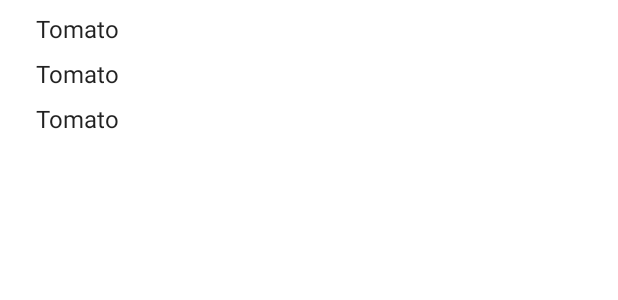
After one commit to TheVigor/DembelIsComing, an Android app: the layout fragment_drill.xml on its own in the app's theme, with its tools: preview values and no code run, on a phone screen of 412 x 824 dp. The commit adds this screen. Shown: the top 300 px of the screen. Run offline under Robolectric (Android 15) with nearby library versions, the phone set to English and light mode, and no system bars.

Commit message:
added drill document adapter and recycler, diff callback, view model in drill dock fragment, fixed bug in seed database worker

```diff
--- a/app/src/main/java/com/noble/activity/dembeliscoming/workers/SeedDatabaseWorker.kt
+++ b/app/src/main/java/com/noble/activity/dembeliscoming/workers/SeedDatabaseWorker.kt
@@ -1,12 +1,12 @@
 package com.noble.activity.dembeliscoming.workers
 
 import android.content.Context
-import android.util.JsonReader
 import android.util.Log
 import androidx.work.Worker
 import androidx.work.WorkerParameters
 import com.google.gson.Gson
 import com.google.gson.reflect.TypeToken
+import com.google.gson.stream.JsonReader
 import com.noble.activity.dembeliscoming.data.AppDatabase
 import com.noble.activity.dembeliscoming.data.DrillDoc
 import com.noble.activity.dembeliscoming.utilities.DRILL_DOCS_FILENAME
@@ -16,6 +16,7 @@ class SeedDatabaseWorker(context: Context, workerParameters: WorkerParameters) :
     private val TAG by lazy {SeedDatabaseWorker::class.java.simpleName}
 
     override fun doWork(): Result {
+
         val drillDocType = object: TypeToken<List<DrillDoc>>() {}.type
         var jsonReader: JsonReader? = null
 
--- /dev/null
+++ b/app/src/main/res/layout/fragment_drill.xml
@@ -0,0 +1,17 @@
+<?xml version="1.0" encoding="utf-8"?>
+
+<layout xmlns:android="http://schemas.android.com/apk/res/android"
+        xmlns:app="http://schemas.android.com/apk/res-auto"
+        xmlns:tools="http://schemas.android.com/tools">
+
+    <android.support.v7.widget.RecyclerView
+            android:id="@+id/drill_doc_list"
+            android:layout_width="match_parent"
+            android:layout_height="match_parent"
+            android:clipToPadding="false"
+            android:paddingLeft="16dp"
+            android:paddingRight="16dp"
+            app:layoutManager="android.support.v7.widget.LinearLayoutManager"
+            tools:listitem="@layout/list_item_drill_doc" />
+
+</layout>
--- /dev/null
+++ b/app/src/main/res/layout/list_item_drill_doc.xml
@@ -0,0 +1,38 @@
+<?xml version="1.0" encoding="utf-8"?>
+
+<layout xmlns:android="http://schemas.android.com/apk/res/android"
+        xmlns:app="http://schemas.android.com/apk/res-auto"
+        xmlns:tools="http://schemas.android.com/tools">
+
+    <data>
+        <variable
+                name="clickListener"
+                type="android.view.View.OnClickListener"/>
+        <variable
+                name="drill_doc"
+                type="com.noble.activity.dembeliscoming.data.DrillDoc"/>
+    </data>
+
+    <android.support.constraint.ConstraintLayout
+            android:layout_width="match_parent"
+            android:layout_height="wrap_content"
+            android:onClick="@{clickListener}">
+
+        <TextView
+                android:id="@+id/drill_doc_item_title"
+                android:layout_width="0dp"
+                android:layout_height="wrap_content"
+                android:layout_marginBottom="16dp"
+                android:layout_marginEnd="8dp"
+                android:layout_marginStart="8dp"
+                android:layout_marginTop="8dp"
+                android:text="@{drill_doc.name}"
+                android:textAppearance="?attr/textAppearanceListItem"
+                app:layout_constraintEnd_toEndOf="parent"
+                app:layout_constraintStart_toStartOf="parent"
+                app:layout_constraintTop_toTopOf="parent"
+                tools:text="Tomato"/>
+
+    </android.support.constraint.ConstraintLayout>
+
+</layout>
--- a/app/src/main/res/navigation/main_graph.xml
+++ b/app/src/main/res/navigation/main_graph.xml
@@ -23,7 +23,7 @@
               android:label="settings"
               tools:layout="@layout/fragment_settings"/>
     <fragment android:id="@+id/documentsFragment"
-              android:name="com.noble.activity.dembeliscoming.fragments.main.DocumentsFragment"
+              android:name="com.noble.activity.dembeliscoming.fragments.main.DrillDocFragment"
               android:label="DocumentsFragment"/>
     <fragment android:id="@+id/backgroundPhotoFragment"
               android:name="com.noble.activity.dembeliscoming.fragments.main.BackgroundPhotoFragment"
```
Also changed, not shown: app/src/main/java/com/noble/activity/dembeliscoming/adapters/DrillDocAdapter.kt (added, +47 -0 lines), app/src/main/java/com/noble/activity/dembeliscoming/adapters/DrillDocDiffCallback.kt (added, +15 -0 lines), app/src/main/java/com/noble/activity/dembeliscoming/fragments/main/DocumentsFragment.kt (deleted, +0 -20 lines), app/src/main/java/com/noble/activity/dembeliscoming/fragments/main/DrillDocFragment.kt (added, +45 -0 lines).
